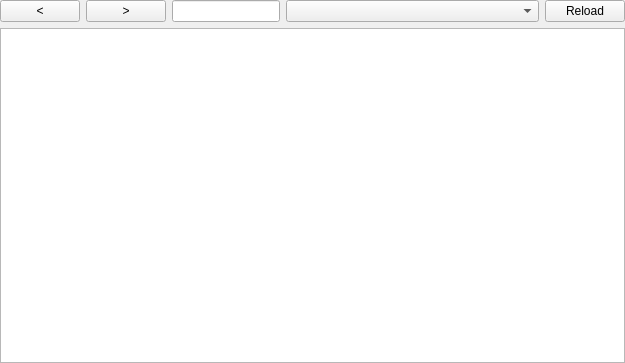
horsicq/XDynStructsWidget, file xdynstructswidget.ui: the form before one commit.
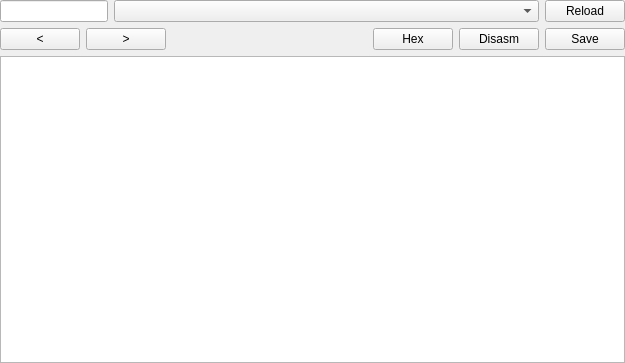
The form after the commit. Custom widgets are drawn as their Qt base class.

Patch:
```diff
--- a/xdynstructswidget.ui
+++ b/xdynstructswidget.ui
@@ -29,21 +29,7 @@
    <item>
     <layout class="QHBoxLayout" name="horizontalLayout">
      <item>
-      <widget class="QPushButton" name="pushButtonBack">
-       <property name="text">
-        <string notr="true">&lt;</string>
-       </property>
-      </widget>
-     </item>
-     <item>
-      <widget class="QPushButton" name="pushButtonForward">
-       <property name="text">
-        <string notr="true">&gt;</string>
-       </property>
-      </widget>
-     </item>
-     <item>
-      <widget class="XLineEditHEX" name="lineEditAddress">
+      <widget class="XLineEditHEX" name="lineEditStructsCurrentAddress">
        <property name="sizePolicy">
         <sizepolicy hsizetype="Preferred" vsizetype="Fixed">
          <horstretch>0</horstretch>
@@ -71,6 +57,58 @@
      </item>
     </layout>
    </item>
+   <item>
+    <layout class="QHBoxLayout" name="horizontalLayout_2">
+     <item>
+      <widget class="QPushButton" name="pushButtonStructsBack">
+       <property name="text">
+        <string notr="true">&lt;</string>
+       </property>
+      </widget>
+     </item>
+     <item>
+      <widget class="QPushButton" name="pushButtonStructsForward">
+       <property name="text">
+        <string notr="true">&gt;</string>
+       </property>
+      </widget>
+     </item>
+     <item>
+      <spacer name="horizontalSpacer">
+       <property name="orientation">
+        <enum>Qt::Horizontal</enum>
+       </property>
+       <property name="sizeHint" stdset="0">
+        <size>
+         <width>40</width>
+         <height>20</height>
+        </size>
+       </property>
+      </spacer>
+     </item>
+     <item>
+      <widget class="QPushButton" name="pushButtonStructsHex">
+       <property name="text">
+        <string>Hex</string>
+       </property>
+      </widget>
+     </item>
+     <item>
+      <widget class="QPushButton" name="pushButtonStructsDisasm">
+       <property name="text">
+        <string>Disasm</string>
+       </property>
+      </widget>
+     </item>
+     <item>
+      <widget class="QPushButton" name="pushButtonStructsSave">
+       <property name="text">
+        <string>Save</string>
+       </property>
+      </widget>
+     </item>
+    </layout>
+   </item>
    <item>
     <widget class="QTextBrowser" name="textBrowserStructs">
      <property name="html">
```
Left out of the diff: 4 changed lines with no effect on the pictures.
